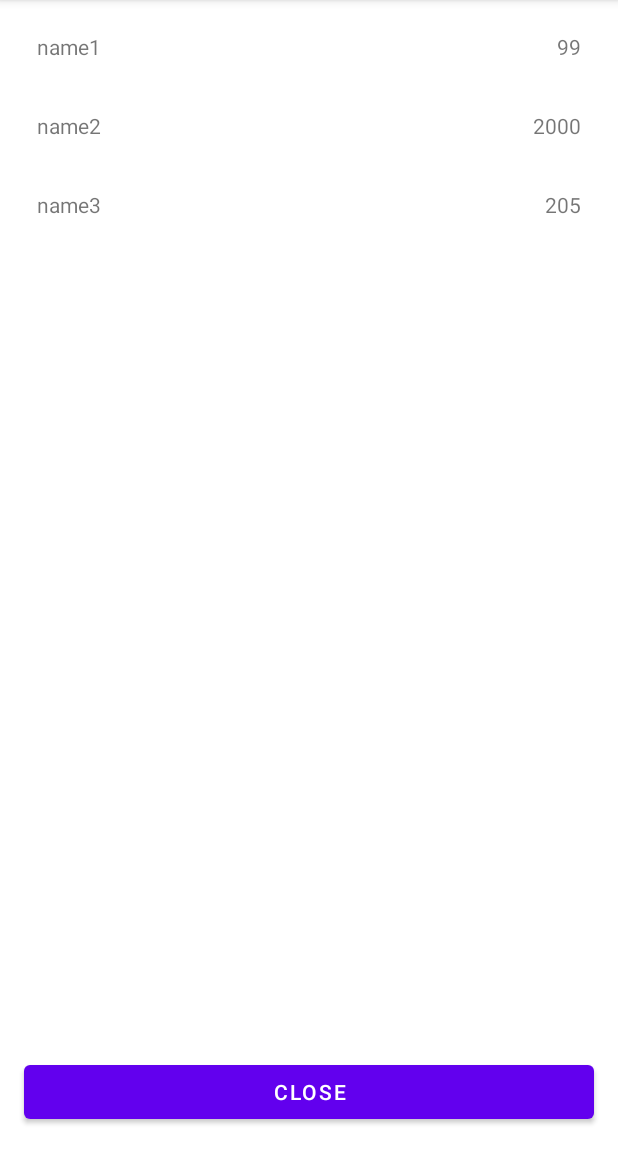
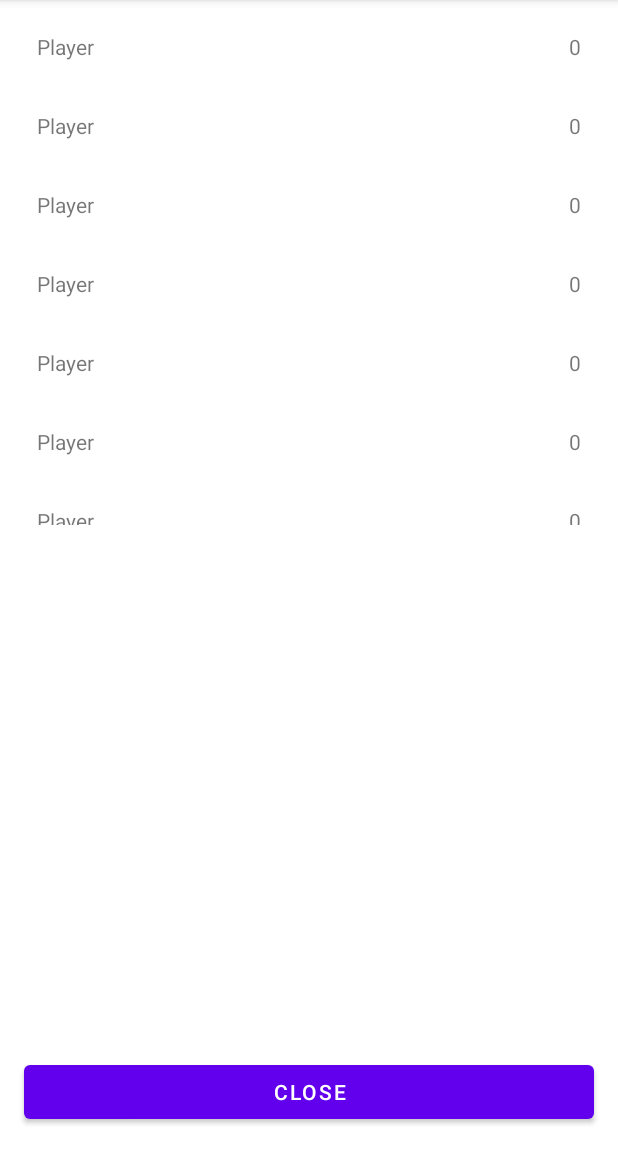
Before and after one commit to aro-freelance/Arora-Yahtzee-Repository-android, an Android app: the HighScoreActivity screen opened directly, with no data from a screen before it, on a phone screen of 412 x 824 dp, the part 84-1236 px from its top. Run offline under Robolectric (Android 15) with nearby library versions, the phone set to English and light mode, and no system bars.

Commit message:
HighScoreActivity Comparison and Saving Methods Added
Added and psudocoded.  still need to be fully implemented using actual UI elements and Local Persistance

```diff
--- a/AroraYahtzee/app/src/main/java/com/aro/arorayahtzee/HighScoreActivity.java
+++ b/AroraYahtzee/app/src/main/java/com/aro/arorayahtzee/HighScoreActivity.java
@@ -10,6 +10,8 @@ import java.lang.reflect.Array;
 import java.util.ArrayList;
 
 public class HighScoreActivity extends AppCompatActivity {
+
+    //todo lots of updates needed regarding score saving and comparison... fillout the psudeocoded sections
 
     RecyclerView recyclerView;
     RecyclerView.LayoutManager mLayoutManager;
@@ -33,9 +35,7 @@ public class HighScoreActivity extends AppCompatActivity {
 
 
         //test list
-        highScoreList.add(0, new SavedScoreModel(99, "name1"));
-        highScoreList.add(1, new SavedScoreModel(2000, "name2"));
-        highScoreList.add(2, new SavedScoreModel(205, "name3"));
+        highScoreList.add(0, new SavedScoreModel(0, "name1"));
 
         recyclerView = findViewById(R.id.recyclerview_highscorescreen);
         mLayoutManager = new LinearLayoutManager(this);
@@ -52,16 +52,75 @@ public class HighScoreActivity extends AppCompatActivity {
 
     }
 
-    //todo setup recyclerview cellforrowat , numberofrowsinsection
-
 
     private void getHighScore(){
-        //todo
+        //set high score array to the values saved in defaults
+
+        //if there are no saved scores set high score array to a default list
+        if(highScoreList.get(0).score == 0){
+            highScoreList.add(0, new SavedScoreModel(0, "Player"));
+            highScoreList.add(1, new SavedScoreModel(0, "Player"));
+            highScoreList.add(2, new SavedScoreModel(0, "Player"));
+            highScoreList.add(3, new SavedScoreModel(0, "Player"));
+            highScoreList.add(4, new SavedScoreModel(0, "Player"));
+            highScoreList.add(5, new SavedScoreModel(0, "Player"));
+            highScoreList.add(6, new SavedScoreModel(0, "Player"));
+            highScoreList.add(7, new SavedScoreModel(0, "Player"));
+            highScoreList.add(8, new SavedScoreModel(0, "Player"));
+            highScoreList.add(9, new SavedScoreModel(0, "Player"));
+
+            saveNewHighScores();
+        }
+
+        //todo sort?
+
+        //reload data in recyclerview
+        adapter.notifyDataSetChanged();
     }
 
 
     private void checkIfNewScore(){
         //todo
+
+        //todo translate from xcode
+        //newScore = defaults.integer(forKey: "score");
+
+        if(newScore > 0){
+
+            //if there is a new high score, then show the UI for it
+            compareToHighScores();
+        }
+    }
+
+
+    private void showNewHighScoreUI(){
+        //todo
+    }
+
+
+    private void showNotHighScoreUI(){
+        //todo
+
+    }
+
+    private void compareToHighScores(){
+        //todo
+
+
+        //**** this counts the number of scores that are beaten by the new one... to place it in order
+        //for high score in highscorelist
+          //if new score > highScore.score
+             //isNewHighScore = true
+             //numberNewScoreIsHighThan += 1
+
+        //if isNewHighScore shownewhighscoreui
+        //else show notnewhighscoreui
+
+    }
+
+    private void saveNewHighScores(){
+        //todo
+        //set highscorelist to defaults
     }
 
 
```
